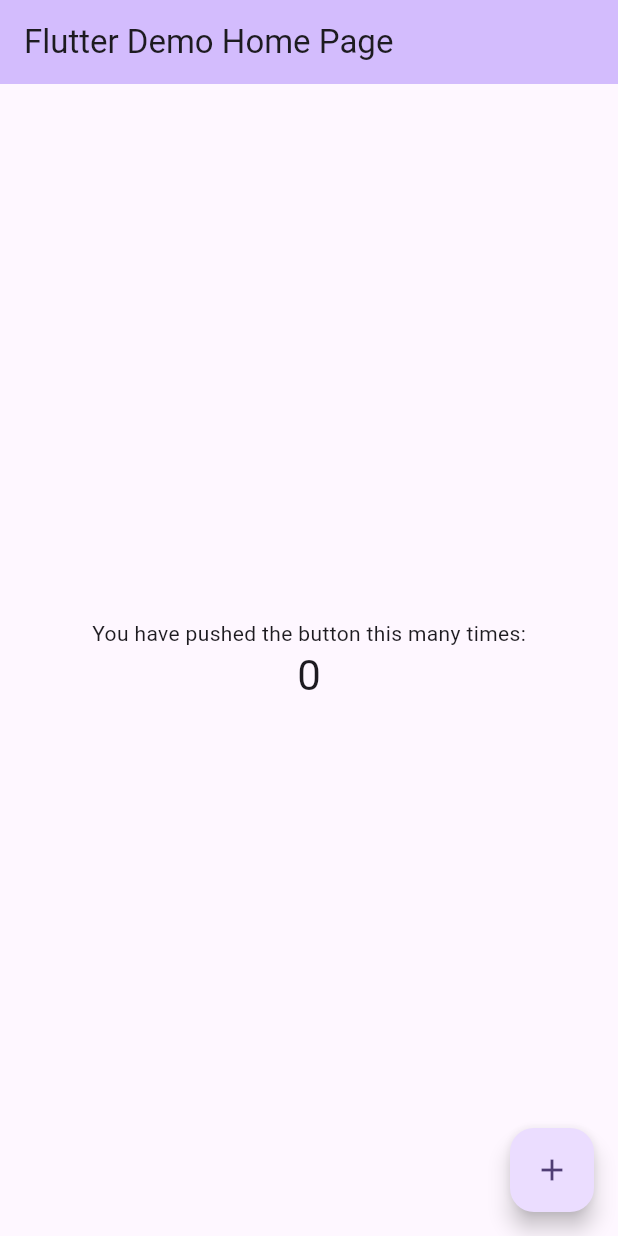
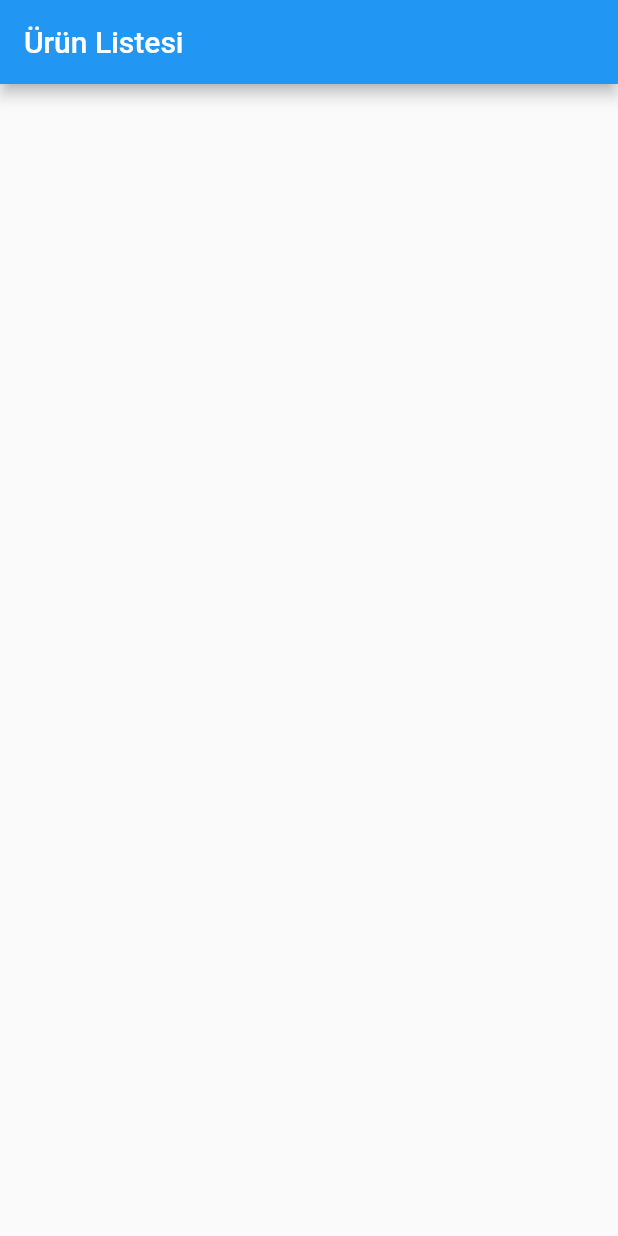
Before and after one commit to olgunerismail2/sqflite_demo, a Flutter app: the screen it shows after launch, on a phone screen of 412 x 824 dp. Run offline on Flutter 3.47's test engine with Material 2 defaults, Android fonts, the phone set to English and light mode, and no system bars; our stand-ins replace sqflite; accounts and stored records are empty.

Commit message:
Ürün Listesinin Oluşturulması

```diff
--- a/lib/data/dbHelper.dart
+++ b/lib/data/dbHelper.dart
@@ -4,7 +4,7 @@ import 'package:path/path.dart';
 import 'package:sqflite/sqflite.dart';
 import 'package:sqflite_demo/models/product.dart';
 
-abstract class DbHelper {
+ class DbHelper {
   late Database _db;
   Future<Database> get db async {
     if (_db == null) {
--- a/lib/main.dart
+++ b/lib/main.dart
@@ -1,125 +1,14 @@
 import 'package:flutter/material.dart';
+import 'package:sqflite_demo/screens/product_list.dart';
 
-void main() {
-  runApp(const MyApp());
-}
+void main() => runApp(MyApp());
 
 class MyApp extends StatelessWidget {
-  const MyApp({super.key});
-
-  // This widget is the root of your application.
   @override
   Widget build(BuildContext context) {
+    // TODO: implement build
     return MaterialApp(
-      title: 'Flutter Demo',
-      theme: ThemeData(
-        // This is the theme of your application.
-        //
-        // TRY THIS: Try running your application with "flutter run". You'll see
-        // the application has a blue toolbar. Then, without quitting the app,
-        // try changing the seedColor in the colorScheme below to Colors.green
-        // and then invoke "hot reload" (save your changes or press the "hot
-        // reload" button in a Flutter-supported IDE, or press "r" if you used
-        // the command line to start the app).
-        //
-        // Notice that the counter didn't reset back to zero; the application
-        // state is not lost during the reload. To reset the state, use hot
-        // restart instead.
-        //
-        // This works for code too, not just values: Most code changes can be
-        // tested with just a hot reload.
-        colorScheme: ColorScheme.fromSeed(seedColor: Colors.deepPurple),
-        useMaterial3: true,
-      ),
-      home: const MyHomePage(title: 'Flutter Demo Home Page'),
+      home: ProductList(),
     );
   }
 }
-
-class MyHomePage extends StatefulWidget {
-  const MyHomePage({super.key, required this.title});
-
-  // This widget is the home page of your application. It is stateful, meaning
-  // that it has a State object (defined below) that contains fields that affect
-  // how it looks.
-
-  // This class is the configuration for the state. It holds the values (in this
-  // case the title) provided by the parent (in this case the App widget) and
-  // used by the build method of the State. Fields in a Widget subclass are
-  // always marked "final".
-
-  final String title;
-
-  @override
-  State<MyHomePage> createState() => _MyHomePageState();
-}
-
-class _MyHomePageState extends State<MyHomePage> {
-  int _counter = 0;
-
-  void _incrementCounter() {
-    setState(() {
-      // This call to setState tells the Flutter framework that something has
-      // changed in this State, which causes it to rerun the build method below
-      // so that the display can reflect the updated values. If we changed
-      // _counter without calling setState(), then the build method would not be
-      // called again, and so nothing would appear to happen.
-      _counter++;
-    });
-  }
-
-  @override
-  Widget build(BuildContext context) {
-    // This method is rerun every time setState is called, for instance as done
-    // by the _incrementCounter method above.
-    //
-    // The Flutter framework has been optimized to make rerunning build methods
-    // fast, so that you can just rebuild anything that needs updating rather
-    // than having to individually change instances of widgets.
-    return Scaffold(
-      appBar: AppBar(
-        // TRY THIS: Try changing the color here to a specific color (to
-        // Colors.amber, perhaps?) and trigger a hot reload to see the AppBar
-        // change color while the other colors stay the same.
-        backgroundColor: Theme.of(context).colorScheme.inversePrimary,
-        // Here we take the value from the MyHomePage object that was created by
-        // the App.build method, and use it to set our appbar title.
-        title: Text(widget.title),
-      ),
-      body: Center(
-        // Center is a layout widget. It takes a single child and positions it
-        // in the middle of the parent.
-        child: Column(
-          // Column is also a layout widget. It takes a list of children and
-          // arranges them vertically. By default, it sizes itself to fit its
-          // children horizontally, and tries to be as tall as its parent.
-          //
-          // Column has various properties to control how it sizes itself and
-          // how it positions its children. Here we use mainAxisAlignment to
-          // center the children vertically; the main axis here is the vertical
-          // axis because Columns are vertical (the cross axis would be
-          // horizontal).
-          //
-          // TRY THIS: Invoke "debug painting" (choose the "Toggle Debug Paint"
-          // action in the IDE, or press "p" in the console), to see the
-          // wireframe for each widget.
-          mainAxisAlignment: MainAxisAlignment.center,
-          children: <Widget>[
-            const Text(
-              'You have pushed the button this many times:',
-            ),
-            Text(
-              '$_counter',
-              style: Theme.of(context).textTheme.headlineMedium,
-            ),
-          ],
-        ),
-      ),
-      floatingActionButton: FloatingActionButton(
-        onPressed: _incrementCounter,
-        tooltip: 'Increment',
-        child: const Icon(Icons.add),
-      ), // This trailing comma makes auto-formatting nicer for build methods.
-    );
-  }
-}
```
Also changed, not shown: lib/screens/product_list.dart (added, +55 -0 lines).
